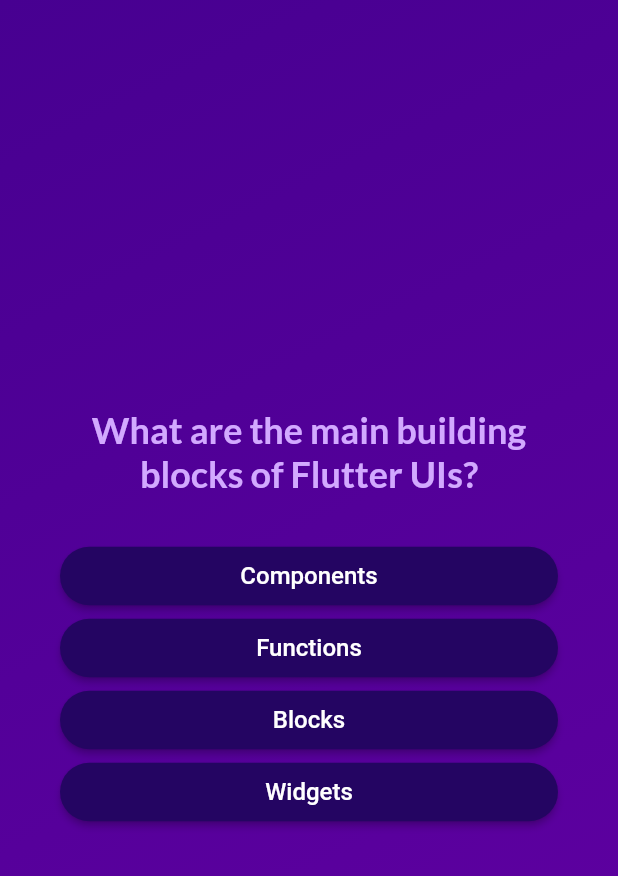
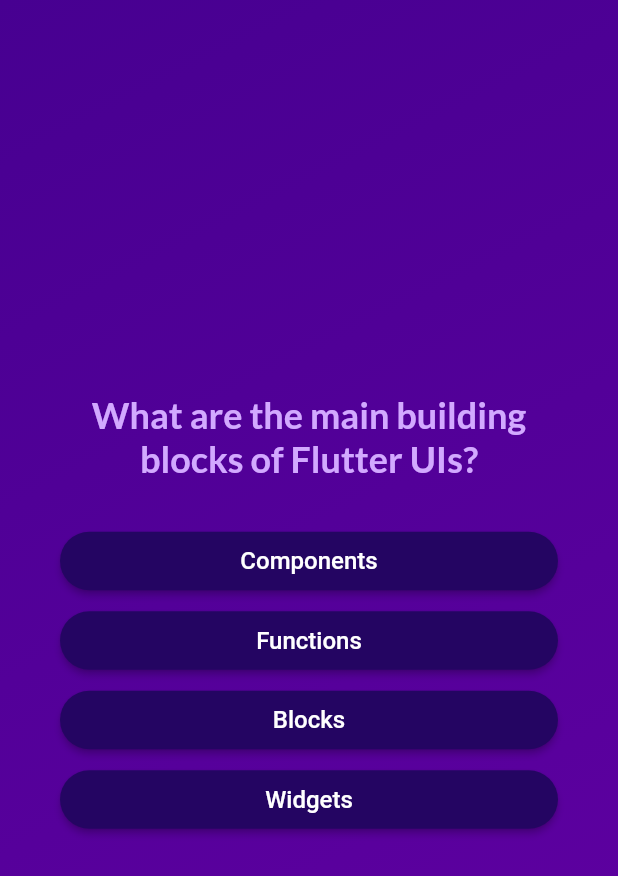
Before and after one commit to subarnabsadhukhan/Quizzo-Quiz-App, a Flutter app: the screen it shows after launch, after a tap on "Start Quiz", on a phone screen of 412 x 824 dp. Shown: the top 876 px of the screen. Run offline on Flutter 3.47's test engine with Material 2 defaults, Android fonts, the phone set to English and light mode, and no system bars; our stand-ins replace google_fonts.

Commit message:
fix: option buttons overlap and full-screen width of option buttons:
- use SizedBox between Buttons.
- wrap Buttons with SizedBox and give a width.

```diff
--- a/lib/answer_button.dart
+++ b/lib/answer_button.dart
@@ -10,7 +10,11 @@ class AnswerButton extends StatelessWidget {
   final void Function() onTap;
   @override
   Widget build(context) {
-    return ElevatedButton(
+    return Column(
+      children: [
+        SizedBox(
+          width: 350,
+          child: ElevatedButton(
             onPressed: onTap,
             style: ElevatedButton.styleFrom(
               padding: const EdgeInsets.symmetric(
@@ -37,6 +41,12 @@ class AnswerButton extends StatelessWidget {
                 fontSize: 16,
               ),
             ),
+          ),
+        ),
+        const SizedBox(
+          height: 5,
+        ),
+      ],
     );
   }
 }
```
Lines whose indentation alone changed are shown as unchanged.
